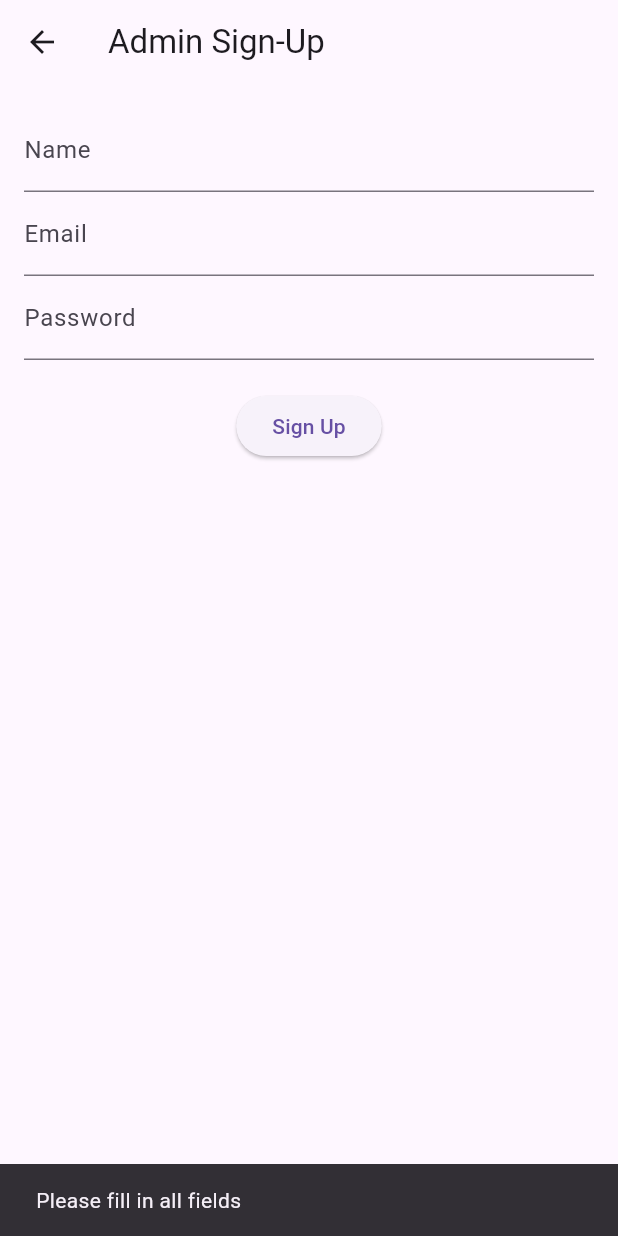
After one commit to Ahmed-Eldera/Orphange, a Flutter app: the AdminSignUpScreen screen opened directly, after a tap on "Sign Up", on a phone screen of 412 x 824 dp. The commit adds this screen. Run offline on Flutter 3.47's test engine with Material 3 defaults, Android fonts, the phone set to English and light mode, and no system bars; our stand-ins replace cloud_firestore, firebase_auth, firebase_core; accounts and stored records are empty.

Commit message:
Admin Login and Sign Up

```diff
--- a/lib/models/users/userFactory.dart
+++ b/lib/models/users/userFactory.dart
@@ -3,7 +3,7 @@ import 'package:hope_home/models/user.dart';
 import 'package:hope_home/models/users/admin.dart';
 import 'package:hope_home/models/users/donor.dart';
 import 'package:hope_home/models/users/volunteer.dart';
-import 'dart:js_util';
+
 
 
 class UserFactory {
--- /dev/null
+++ b/lib/views/admin_login_screen.dart
@@ -0,0 +1,77 @@
+import 'package:flutter/material.dart';
+import 'package:hope_home/controllers/loginController.dart';
+import 'package:hope_home/views/admin_dashboard.dart';
+
+class AdminLoginScreen extends StatefulWidget {
+  final UserLoginMailController controller;
+
+  const AdminLoginScreen({Key? key, required this.controller}) : super(key: key);
+
+  @override
+  _AdminLoginScreenState createState() => _AdminLoginScreenState();
+}
+
+class _AdminLoginScreenState extends State<AdminLoginScreen> {
+  final _emailController = TextEditingController();
+  final _passwordController = TextEditingController();
+
+  Future<void> _handleLogin() async {
+    String email = _emailController.text.trim();
+    String password = _passwordController.text.trim();
+
+    if (email.isEmpty || password.isEmpty) {
+      ScaffoldMessenger.of(context).showSnackBar(
+        const SnackBar(content: Text('Please fill in all fields')),
+      );
+      return;
+    }
+
+    try {
+      String? userType = await widget.controller.authenticate(email, password);
+
+      if (userType == 'Admin') {
+        widget.controller.postLoginProcess();
+        Navigator.pushReplacement(
+          context,
+          MaterialPageRoute(builder: (context) => const AdminDashboard()),
+        );
+      } else {
+        ScaffoldMessenger.of(context).showSnackBar(
+          const SnackBar(content: Text('Invalid admin credentials')),
+        );
+      }
+    } catch (e) {
+      ScaffoldMessenger.of(context).showSnackBar(
+        SnackBar(content: Text('Login failed: $e')),
+      );
+    }
+  }
+
+  @override
+  Widget build(BuildContext context) {
+    return Scaffold(
+      appBar: AppBar(title: const Text('Admin Login')),
+      body: Padding(
+        padding: const EdgeInsets.all(16.0),
+        child: Column(
+          children: [
+            TextField(
+              controller: _emailController,
+              decoration: const InputDecoration(labelText: 'Email'),
+            ),
+            TextField(
+              controller: _passwordController,
+              obscureText: true,
+              decoration: const InputDecoration(labelText: 'Password'),
+            ),
+            const SizedBox(height: 20),
+            ElevatedButton(
+              onPressed: _handleLogin,
+              child: const Text('Login'),
+            ),
+          ],
+        ),
+      ),
+    );
+  }
+}
--- /dev/null
+++ b/lib/views/admin_sign_up_screen.dart
@@ -0,0 +1,89 @@
+import 'package:flutter/material.dart';
+import 'package:hope_home/controllers/signupController.dart';
+
+class AdminSignUpScreen extends StatefulWidget {
+  final UserSignupMailController controller;
+
+  const AdminSignUpScreen({Key? key, required this.controller}) : super(key: key);
+
+  @override
+  _AdminSignUpScreenState createState() => _AdminSignUpScreenState();
+}
+
+class _AdminSignUpScreenState extends State<AdminSignUpScreen> {
+  final _nameController = TextEditingController();
+  final _emailController = TextEditingController();
+  final _passwordController = TextEditingController();
+
+  Future<void> _handleSignUp() async {
+    String name = _nameController.text.trim();
+    String email = _emailController.text.trim();
+    String password = _passwordController.text.trim();
+
+    if (name.isEmpty || email.isEmpty || password.isEmpty) {
+      ScaffoldMessenger.of(context).showSnackBar(
+        const SnackBar(content: Text('Please fill in all fields')),
+      );
+      return;
+    }
+
+    try {
+      String? userId = await widget.controller.authenticate(
+        email,
+        password,
+        name,
+        'Admin',
+      );
+
+      if (userId != null) {
+        widget.controller.postLoginProcess();
+        ScaffoldMessenger.of(context).showSnackBar(
+          const SnackBar(content: Text('Admin registered successfully!')),
+        );
+        Navigator.pop(context); // Navigate back to login
+      } else {
+        ScaffoldMessenger.of(context).showSnackBar(
+          const SnackBar(content: Text('Sign-Up failed')),
+        );
+      }
+    } catch (e) {
+      ScaffoldMessenger.of(context).showSnackBar(
+        SnackBar(content: Text('Error: $e')),
+      );
+    }
+  }
+
+  @override
+  Widget build(BuildContext context) {
+    return Scaffold(
+      appBar: AppBar(title: const Text('Admin Sign-Up')),
+      body: Padding(
+        padding: const EdgeInsets.all(16.0),
+        child: Form(
+          child: Column(
+            children: [
+              TextFormField(
+                controller: _nameController,
+                decoration: const InputDecoration(labelText: 'Name'),
+              ),
+              TextFormField(
+                controller: _emailController,
+                decoration: const InputDecoration(labelText: 'Email'),
+              ),
+              TextFormField(
+                controller: _passwordController,
+                obscureText: true,
+                decoration: const InputDecoration(labelText: 'Password'),
+              ),
+              const SizedBox(height: 20),
+              ElevatedButton(
+                onPressed: _handleSignUp,
+                child: const Text('Sign Up'),
+              ),
+            ],
+          ),
+        ),
+      ),
+    );
+  }
+}
```
Also changed, not shown: lib/views/sign.dart (+72 -24 lines).
